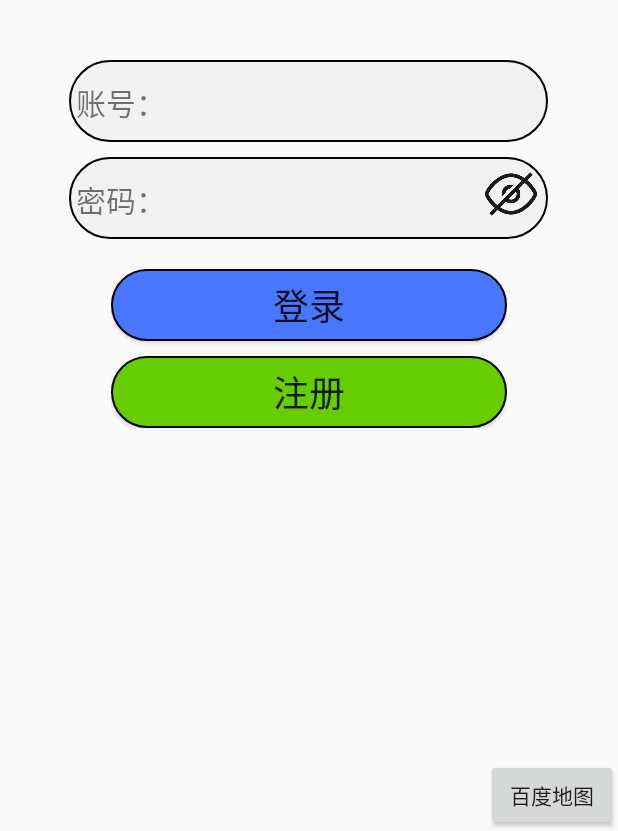
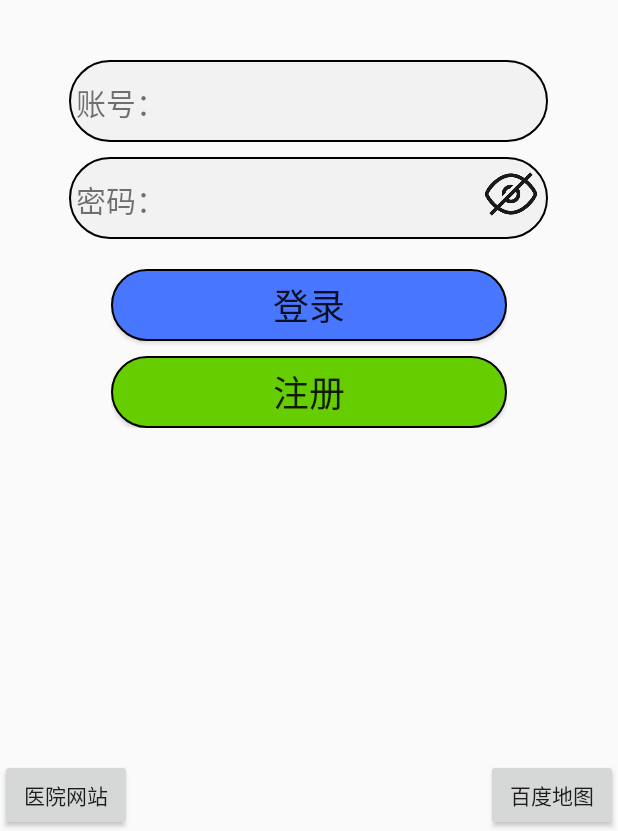
Before and after one commit to hitApple/healthAssistant, an Android app: the screen it shows after launch (MainActivity), on a phone screen of 412 x 824 dp, the part 405-1236 px from its top. Run offline under Robolectric (Android 15) with nearby library versions, the phone set to English and light mode, and no system bars; libraries missing offline, so code that uses them is left out: org.litepal, org.litepal.crud; 2 statements that could not run were skipped.

Commit message:
增加了用于展示医院网址的相关代码

```diff
--- a/app/src/main/java/com/example/app3/DBManager.java
+++ b/app/src/main/java/com/example/app3/DBManager.java
@@ -18,7 +18,7 @@ public class DBManager {
     private static final String DB_PATH = "/data"
             + Environment.getDataDirectory().getAbsolutePath() + "/"
             + PACKAGE_NAME + "/databases";  //存放数据库的位置
-    private SQLiteDatabase database;
+//    private SQLiteDatabase database;
     private Context context;
 
     public DBManager(Context context) {
@@ -58,7 +58,7 @@ public class DBManager {
         return null;
     }
 
-    public void closeDatabase() {
-        this.database.close();
-    }
+//    public void closeDatabase() {
+//        this.database.close();
+//    }
 }
--- a/app/src/main/java/com/example/app3/MainActivity.java
+++ b/app/src/main/java/com/example/app3/MainActivity.java
@@ -88,6 +88,7 @@ public class MainActivity extends AppCompatActivity {
             }
         });
 
+        /**********************************测试用button***************************************/
         Button button = (Button) findViewById(R.id.jumpToBaiduMap);
         button.setOnClickListener(new View.OnClickListener() {
             @Override
@@ -96,8 +97,20 @@ public class MainActivity extends AppCompatActivity {
             }
         });
 
+        Button button2 = (Button) findViewById(R.id.jumpToWebView);
+        button2.setOnClickListener(new View.OnClickListener() {
+            @Override
+            public void onClick(View view) {
+                startActivity(new Intent(MainActivity.this, HospitalWebView.class));
+            }
+        });
+        /**********************************测试用button***************************************/
     }
 
+
+    /**
+     * 将存储在assets文件夹中的数据库文件移动到相应位置
+     */
     private void importDatabases(){
         File file = new File("/data"
                 + Environment.getDataDirectory().getAbsolutePath() + "/"
--- a/app/src/main/res/layout/activity_main.xml
+++ b/app/src/main/res/layout/activity_main.xml
@@ -288,6 +288,9 @@
             </LinearLayout>-->
 
     </LinearLayout>
+
+    <!--测试用button--><!--测试用button--><!--测试用button--><!--测试用button--><!--测试用button-->
+
     <Button
         android:id="@+id/jumpToBaiduMap"
         android:layout_width="wrap_content"
@@ -295,4 +298,15 @@
         app:layout_constraintBottom_toBottomOf="parent"
         app:layout_constraintRight_toRightOf="parent"
         android:text="百度地图"/>
+
+    <Button
+        android:id="@+id/jumpToWebView"
+        android:layout_width="wrap_content"
+        android:layout_height="wrap_content"
+        app:layout_constraintBottom_toBottomOf="parent"
+        app:layout_constraintLeft_toLeftOf="parent"
+        android:text="医院网站"/>
+
+    <!--测试用button--><!--测试用button--><!--测试用button--><!--测试用button--><!--测试用button-->
+
 </androidx.constraintlayout.widget.ConstraintLayout>
```
Also changed, not shown: app/src/main/AndroidManifest.xml (+8 -6 lines).
